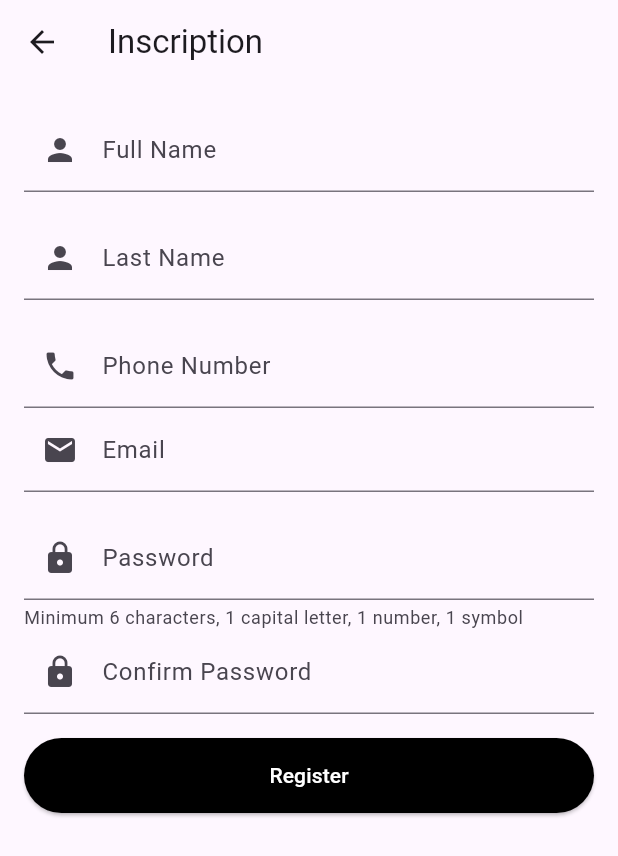
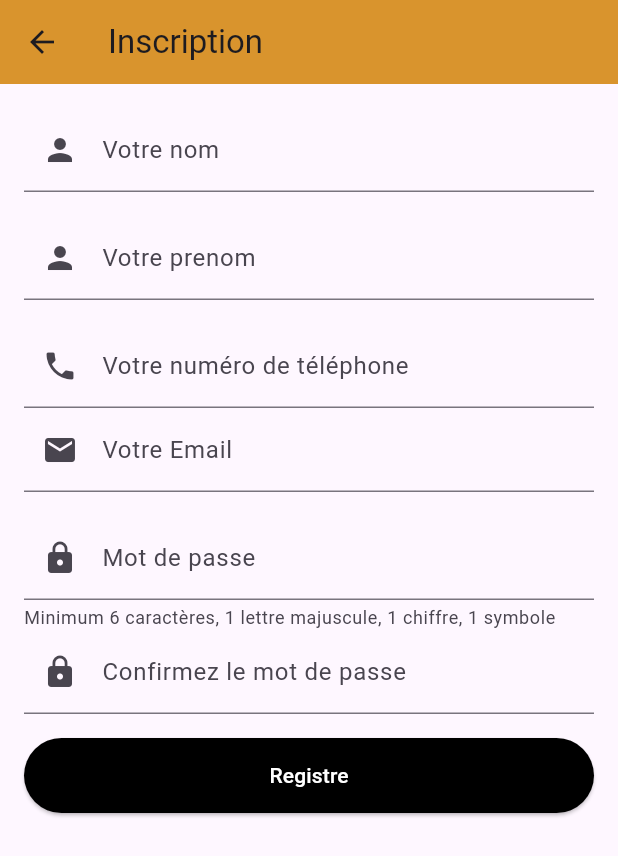
Before and after one commit to Dalel1akremi/flutterProject, a Flutter app: the RegistrationPage screen opened directly, on a phone screen of 412 x 824 dp. Shown: the top 856 px of the screen. Run offline on Flutter 3.47's test engine with Material 3 defaults, Android fonts, the phone set to English and light mode, and no system bars; our stand-ins replace shared_preferences; accounts and stored records are empty.

Commit message:
chore cleanup

```diff
--- a/FLUTTER/lib/pages/aboutUser/registre.dart
+++ b/FLUTTER/lib/pages/aboutUser/registre.dart
@@ -142,6 +142,7 @@ class _RegistrationPageState extends State<RegistrationPage> {
   Widget build(BuildContext context) {
     return Scaffold(
       appBar: AppBar(
+         backgroundColor: const Color.fromARGB(222, 212, 133, 14),
         title: const Text('Inscription'),
       ),
       body: Padding(
@@ -155,13 +156,13 @@ class _RegistrationPageState extends State<RegistrationPage> {
               TextFormField(
                 validator: (value) {
                   if (value?.isEmpty ?? true) {
-                    return 'Enter your full name';
+                    return 'Entrez votre nom';
                   }
                   return null;
                 },
                 onSaved: (value) => nom = value ?? '',
                 decoration: const InputDecoration(
-                  labelText: 'Full Name',
+                  labelText: 'Votre nom',
                   prefixIcon: Icon(Icons.person),
                 ),
               ),
@@ -169,13 +170,13 @@ class _RegistrationPageState extends State<RegistrationPage> {
               TextFormField(
                 validator: (value) {
                   if (value?.isEmpty ?? true) {
-                    return 'Enter your last name';
+                    return 'Entrez votre prenom';
                   }
                   return null;
                 },
                 onSaved: (value) => prenom = value ?? '',
                 decoration: const InputDecoration(
-                  labelText: 'Last Name',
+                  labelText: 'Votre prenom',
                   prefixIcon: Icon(Icons.person),
                 ),
               ),
@@ -183,13 +184,13 @@ class _RegistrationPageState extends State<RegistrationPage> {
               TextFormField(
                 validator: (value) {
                   if (value?.isEmpty ?? true) {
-                    return 'Enter your phone number';
+                    return 'Entrez votre numero';
                   }
                   if (value!.length != 13) {
-                    return 'Phone number must have 13 digits';
+                    return 'Le numéro de téléphone doit comporter 13 chiffres';
                   }
-                  if (!RegExp(r'^0033[0-9]+$').hasMatch(value)) {
-                    return 'Phone number must start with "0033" and contain only numeric digits';
+                  if (!RegExp(r'^033[0-9]+$').hasMatch(value)) {
+                    return 'Le numéro de téléphone doit commencer par « 033 » et contenir uniquement des chiffres.';
                   }
                   return null;
                 },
@@ -199,25 +200,25 @@ class _RegistrationPageState extends State<RegistrationPage> {
                   FilteringTextInputFormatter.allow(RegExp(r'^[0-9]+$')),
                 ],
                 decoration: const InputDecoration(
-                  labelText: 'Phone Number',
+                  labelText: 'Votre numéro de téléphone',
                   prefixIcon: Icon(Icons.phone),
                 ),
               ),
               TextFormField(
                 validator: (value) {
                   if (value?.isEmpty ?? true) {
-                    return 'Enter a valid email address';
+                    return 'Entrez une adresse mail valide';
                   }
                   if (!RegExp(r'^[\w-]+(\.[\w-]+)*@[\w-]+(\.[\w-]+)+$')
                       .hasMatch(value!)) {
-                    return 'Enter a valid email address';
+                    return 'Entrez une adresse mail valide';
                   }
                   return null;
                 },
                 onSaved: (value) => email = value ?? '',
                 keyboardType: TextInputType.emailAddress,
                 decoration: const InputDecoration(
-                  labelText: 'Email',
+                  labelText: 'Votre Email',
                   prefixIcon: Icon(Icons.email),
                 ),
               ),
@@ -225,50 +226,50 @@ class _RegistrationPageState extends State<RegistrationPage> {
               TextFormField(
                 validator: (value) {
                   if (value?.isEmpty ?? true) {
-                    return 'Enter your password';
+                    return 'Tapez votre mot de passe';
                   }
 
                   // Password must have at least 6 characters
                   if (value!.length < 6) {
-                    return 'Password must have at least 6 characters';
+                    return 'Le mot de passe doit comporter au moins 6 caractères';
                   }
 
                   // Check for at least 1 capital letter
                   if (!RegExp(r'[A-Z]').hasMatch(value)) {
-                    return 'Password must contain at least 1 capital letter';
+                    return 'Le mot de passe doit contenir au moins 1 lettre majuscule';
                   }
 
                   // Check for at least 1 number
                   if (!RegExp(r'[0-9]').hasMatch(value)) {
-                    return 'Password must contain at least 1 number';
+                    return 'Le mot de passe doit contenir au moins 1 chiffre';
                   }
 
                   // Check for at least 1 symbol
                   if (!RegExp(r'[!@#$%^&*(),.?":{}|<>]').hasMatch(value)) {
-                    return 'Password must contain at least 1 symbol';
+                    return 'Le mot de passe doit contenir au moins 1 symbole';
                   }
 
                   return null;
                 },
                 onSaved: (value) => password = value ?? '',
                 decoration: const InputDecoration(
-                  labelText: 'Password',
+                  labelText: 'Mot de passe',
                   prefixIcon: Icon(Icons.lock),
                   helperText:
-                      'Minimum 6 characters, 1 capital letter, 1 number, 1 symbol',
+                      'Minimum 6 caractères, 1 lettre majuscule, 1 chiffre, 1 symbole',
                 ),
                 obscureText: true,
               ),
               TextFormField(
                 validator: (value) {
                   if (value?.isEmpty ?? true || value != password) {
-                    return 'Passwords do not match';
+                    return 'Les mots de passe ne correspondent pas';
                   }
                   return null;
                 },
                 onSaved: (value) => confirmPassword = value ?? '',
                 decoration: const InputDecoration(
-                  labelText: 'Confirm Password',
+                  labelText: 'Confirmez le mot de passe',
                   prefixIcon: Icon(Icons.lock),
                 ),
                 obscureText: true,
@@ -277,7 +278,7 @@ class _RegistrationPageState extends State<RegistrationPage> {
               ElevatedButton(
                 onPressed: () => _submit(context),
                 child: const Text(
-                  'Register',
+                  'Registre',
                   style: TextStyle(color: Colors.white),
                 ),
                 style: ElevatedButton.styleFrom(
```
Also changed, not shown: FLUTTER/lib/pages/aboutUser/adresse.dart (+18 -9 lines).
